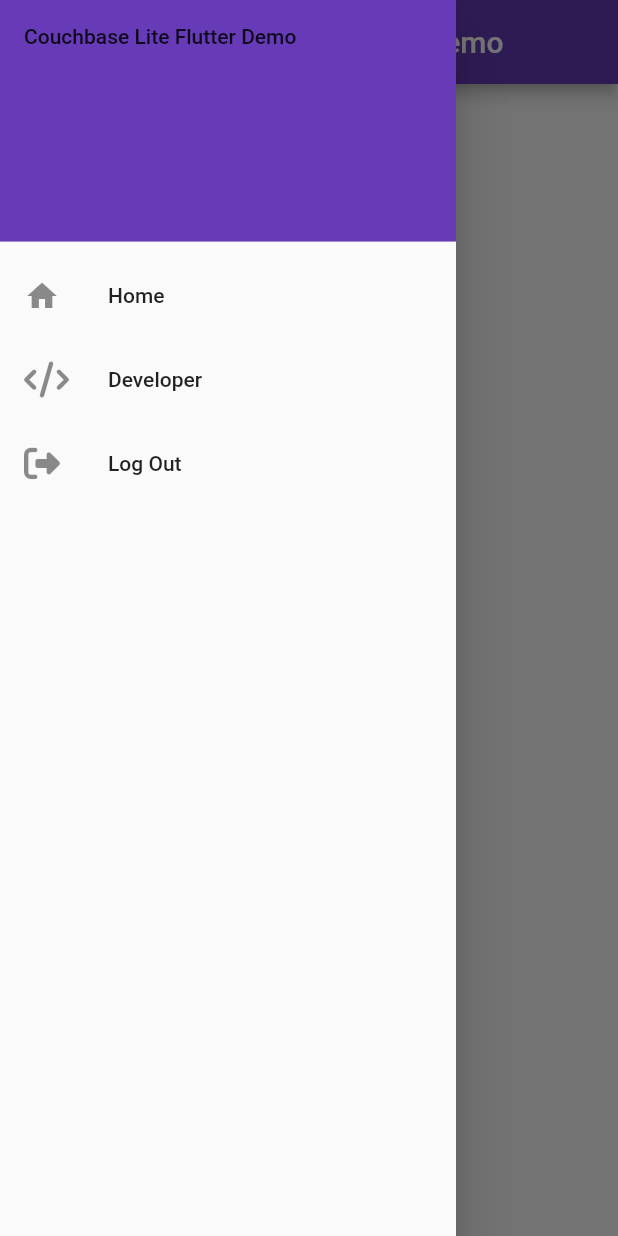
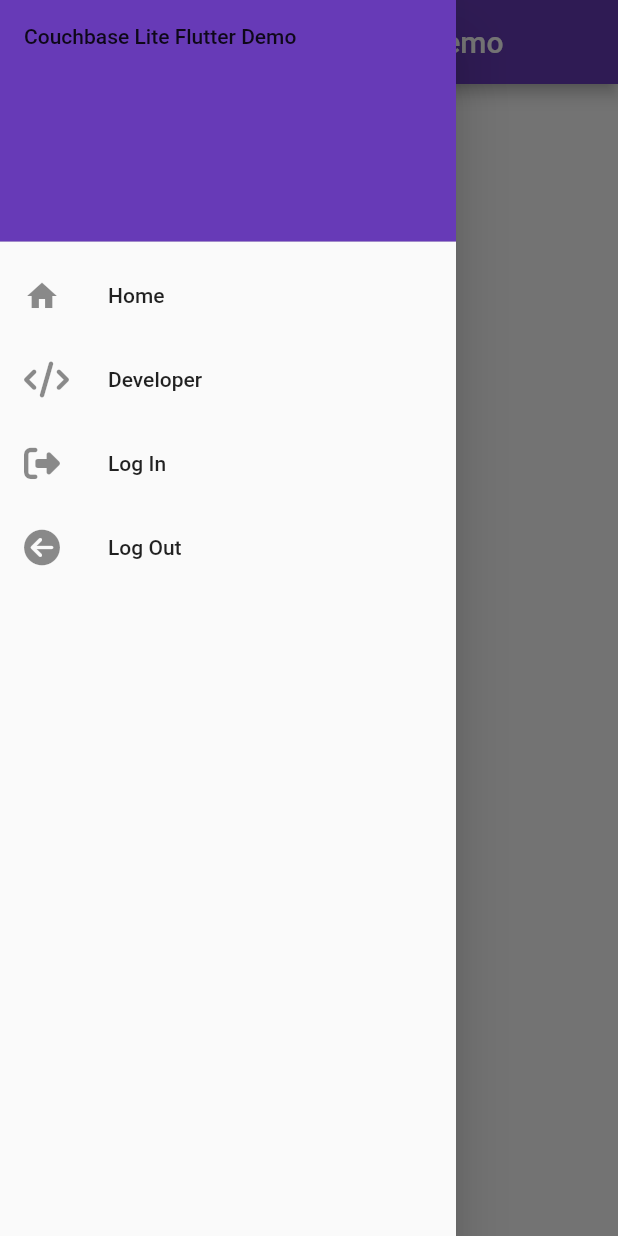
Before and after one commit to pietergreyling/couchbase_lite_flutter, a Flutter app: the screen it shows after launch, with the side drawer open, on a phone screen of 412 x 824 dp. Run offline on Flutter 3.47's test engine with Material 2 defaults, Android fonts, the phone set to English and light mode, and no system bars; our stand-ins replace font_awesome_flutter.

Commit message:
Added Log In and icons

```diff
--- a/lib/main.dart
+++ b/lib/main.dart
@@ -56,12 +56,14 @@ class _MyHomePageState extends State<MyHomePage> {
   @override
   Widget build(BuildContext context) {
     return Scaffold(
+      extendBodyBehindAppBar: true,
       appBar: AppBar(
         centerTitle: true,
-        title: const Text(
-          'Couchbase Lite Flutter Demo',
+        backgroundColor: Colors.deepPurple,
+        title:
+           const Text(
+             'Couchbase Lite Flutter Demo',
         ),
-        backgroundColor: Colors.deepPurple,
       ),
       drawer: Drawer(
         child: ListView(
@@ -73,6 +75,14 @@ class _MyHomePageState extends State<MyHomePage> {
                 color: Colors.deepPurple,
               ),
               child: Text('Couchbase Lite Flutter Demo'),
+            ),
+            Container(
+              decoration: const BoxDecoration(
+                image: DecorationImage(
+                    image: ExactAssetImage('../assets/couchbase_logo.png'),
+                    fit: BoxFit.cover
+                ),
+              ),
             ),
             ListTile(
               leading: const Icon(
@@ -96,6 +106,15 @@ class _MyHomePageState extends State<MyHomePage> {
               leading: const Icon(
                 FontAwesomeIcons.rightFromBracket,
               ),
+              title: const Text('Log In'),
+              onTap: () {
+                Navigator.pop(context);
+              },
+            ),
+            ListTile(
+              leading: const Icon(
+                FontAwesomeIcons.circleArrowLeft,
+              ),
               title: const Text('Log Out'),
               onTap: () {
                 Navigator.pop(context);
@@ -108,7 +127,7 @@ class _MyHomePageState extends State<MyHomePage> {
         child: Column(
           children: const [
             SizedBox(
-              height: 50,
+              height: 30,
             ),
           ],
         ),
```
Also changed, not shown: assets/couchbase_logo.png (added), 1 other file.
